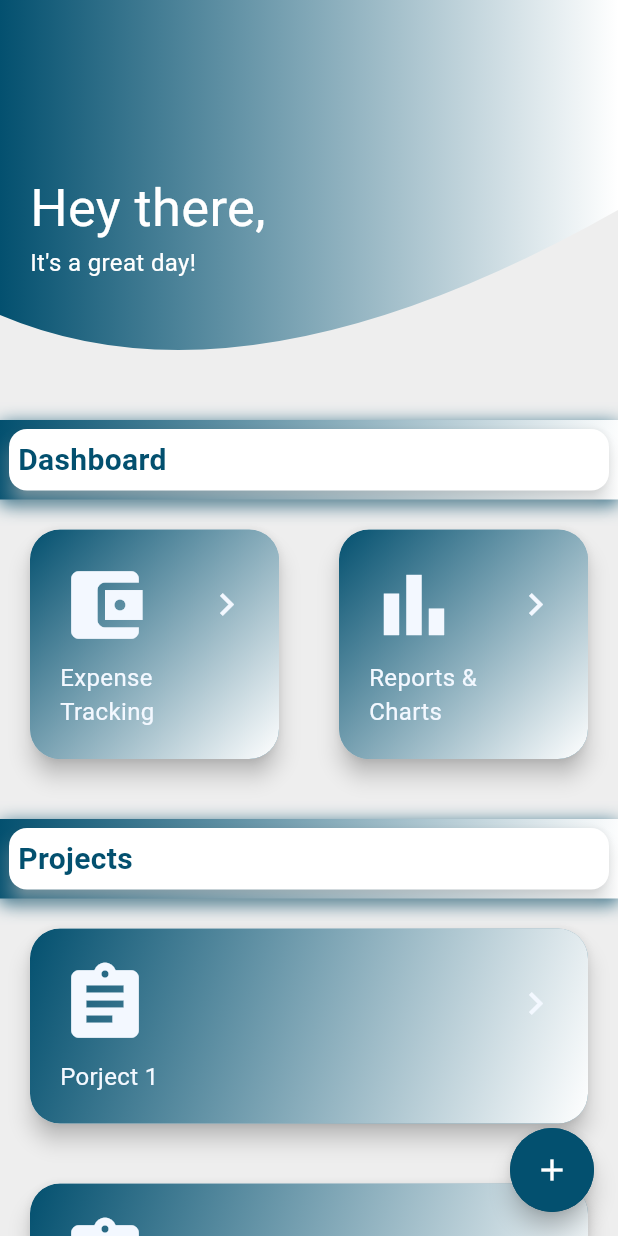
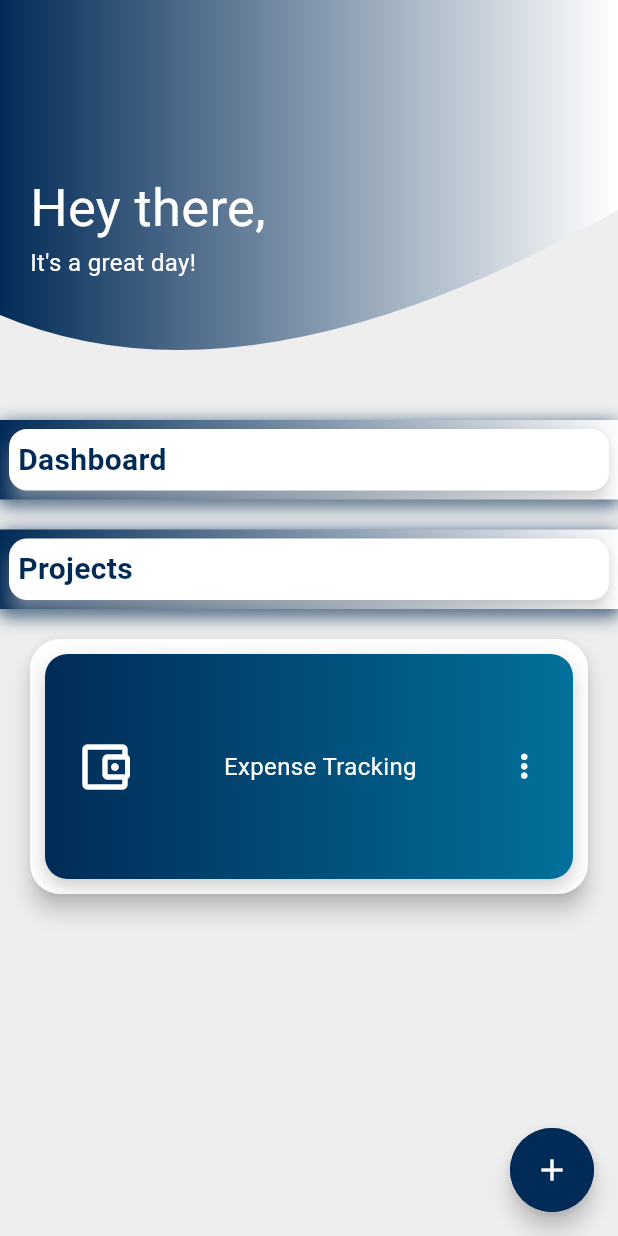
Before and after one commit to gaddie/project_manager, a Flutter app: the screen it shows after launch, on a phone screen of 412 x 824 dp. Run offline on Flutter 3.47's test engine with Material 3 defaults, Android fonts, the phone set to English and light mode, and no system bars; drawn by our look-alikes of delayed_display; our stand-ins replace fl_chart.

Commit message:
adding a horizontal scrolview on the homepage

```diff
--- a/lib/Constants.dart
+++ b/lib/Constants.dart
@@ -1,12 +1,12 @@
 import 'package:flutter/material.dart';
 
-const kDarkColor = Color(0xFF03506F);
+const kDarkColor = Color(0xFF012B57);
 const kLightColor = Color(0xFFFFFFFF);
 const double kNormalFontSize = 16.0;
 const double kTitleFontSize = 23.0;
 const kCardColor = Color(0xFFF3F8FF);
 const kBgLightColor = Color(0xFFEEEEEE);
-const kBottomAppColor = Color(0xFF9BA4B4);
+const kBottomAppColor = Color(0xFF01719B);
 const kGreenColor = Color(0xFF066163);
 const kRedColor = Color(0xFFF56D91);
 const kChartsTxtColor = Color(0xff7589a2);
--- a/lib/HomePage.dart
+++ b/lib/HomePage.dart
@@ -8,6 +8,7 @@ import 'package:project_manager/ExpenseTracking.dart';
 import 'package:project_manager/ReportsPage.dart';
 import 'package:delayed_display/delayed_display.dart';
 import 'package:project_manager/LandingPage.dart';
+import 'package:project_manager/ReusableContainer.dart';
 
 class Homepage extends StatefulWidget {
   const Homepage({Key? key}) : super(key: key);
@@ -34,78 +35,79 @@ class _HomepageState extends State<Homepage> {
                 TitleBanner(
                   title: "Dashboard",
                 ),
-                Row(
-                  children: [
-                    Expanded(
-                      child: DelayedDisplay(
-                        delay: Duration(milliseconds: 200),
-                        child: ReusableCard(
-                          label: 'Expense Tracking',
-                          icon: Icons.account_balance_wallet,
-                          colour: kDarkColor,
-                          iconColour: kCardColor,
-                          onButtonPressed: () {
-                            return ExpenseTracking(); // Replace with the actual page/widget you want to show
-                          },
-                        ),
-                      ),
-                    ),
-                    Expanded(
-                      child: DelayedDisplay(
-                        delay: Duration(milliseconds: 200),
-                        child: ReusableCard(
-                          label: 'Reports &\nCharts',
-                          icon: Icons.bar_chart,
-                          colour: kDarkColor,
-                          iconColour: kCardColor,
-                          onButtonPressed: () {
-                            return ReportsPage(); // Replace with the actual page/widget you want to show
-                          },
-                        ),
-                      ),
-                    ),
-                  ],
-                ),
+                // Row(
+                //   children: [
+                //     Expanded(
+                //       child: DelayedDisplay(
+                //         delay: Duration(milliseconds: 200),
+                //         child: ReusableCard(
+                //           label: 'Expense Tracking',
+                //           icon: Icons.account_balance_wallet,
+                //           colour: kDarkColor,
+                //           iconColour: kCardColor,
+                //           onButtonPressed: () {
+                //             return ExpenseTracking(); // Replace with the actual page/widget you want to show
+                //           },
+                //         ),
+                //       ),
+                //     ),
+                //     Expanded(
+                //       child: DelayedDisplay(
+                //         delay: Duration(milliseconds: 200),
+                //         child: ReusableCard(
+                //           label: 'Reports &\nCharts',
+                //           icon: Icons.bar_chart,
+                //           colour: kDarkColor,
+                //           iconColour: kCardColor,
+                //           onButtonPressed: () {
+                //             return ReportsPage(); // Replace with the actual page/widget you want to show
+                //           },
+                //         ),
+                //       ),
+                //     ),
+                //   ],
+                // ),
                 SizedBox(
                   height: 20,
                 ),
                 TitleBanner(title: 'Projects'),
-                DelayedDisplay(
-                  delay: Duration(milliseconds: 200),
-                  child: ReusableCard(
-                    label: 'Porject 1',
-                    icon: Icons.assignment,
-                    colour: kDarkColor,
-                    iconColour: kCardColor,
-                    onButtonPressed: () {
-                      return CreateProject(); // Replace with the actual page/widget you want to show
-                    },
-                  ),
-                ),
-                DelayedDisplay(
-                  delay: Duration(milliseconds: 200),
-                  child: ReusableCard(
-                    label: 'Porject 1',
-                    icon: Icons.assignment,
-                    colour: kDarkColor,
-                    iconColour: kCardColor,
-                    onButtonPressed: () {
-                      return LandingPage(); // Replace with the actual page/widget you want to show
-                    },
-                  ),
-                ),
-                DelayedDisplay(
-                  delay: Duration(milliseconds: 200),
-                  child: ReusableCard(
-                    label: 'Porject 1',
-                    icon: Icons.assignment,
-                    colour: kDarkColor,
-                    iconColour: kCardColor,
-                    onButtonPressed: () {
-                      return CreateProject(); // Replace with the actual page/widget you want to show
-                    },
-                  ),
-                ),
+                // DelayedDisplay(
+                //   delay: Duration(milliseconds: 200),
+                //   child: ReusableCard(
+                //     label: 'Porject 1',
+                //     icon: Icons.assignment,
+                //     onButtonPressed: () {
+                //       return CreateProject(); // Replace with the actual page/widget you want to show
+                //     },
+                //   ),
+                // ),
+                // DelayedDisplay(
+                //   delay: Duration(milliseconds: 200),
+                //   child: ReusableCard(
+                //     label: 'Porject 1',
+                //     icon: Icons.assignment,
+                //     onButtonPressed: () {
+                //       return LandingPage(); // Replace with the actual page/widget you want to show
+                //     },
+                //   ),
+                // ),
+                // DelayedDisplay(
+                //   delay: Duration(milliseconds: 200),
+                //   child: ReusableCard(
+                //     label: 'Porject 3',
+                //     icon: Icons.assignment,
+                //     onButtonPressed: () {
+                //       return CreateProject();
+                //     },
+                //   ),
+                // ),
+                ReusableContainer(
+                  label: 'Expense Tracking',
+                  icon: Icons.account_balance_wallet_outlined,
+                  onButtonPressed: () {
+                    return LandingPage();
+                  },
+                )
               ],
             ),
           ),
--- a/lib/InputField.dart
+++ b/lib/InputField.dart
@@ -8,7 +8,7 @@ class InputField extends StatelessWidget {
   @override
   Widget build(BuildContext context) {
     return Padding(
-      padding: EdgeInsets.symmetric(vertical: 10, horizontal: 20),
+      padding: EdgeInsets.symmetric(vertical: 5, horizontal: 20),
       child: Column(
         crossAxisAlignment: CrossAxisAlignment.start,
         children: [
--- a/lib/ReusableCard.dart
+++ b/lib/ReusableCard.dart
@@ -6,13 +6,9 @@ class ReusableCard extends StatelessWidget {
   ReusableCard({
     required this.label,
     required this.icon,
-    required this.colour,
-    required this.iconColour,
     required this.onButtonPressed,
   });
 
-  final Color colour;
-  final Color iconColour;
   final IconData icon;
   final String label;
   final Widget Function() onButtonPressed;
@@ -20,7 +16,7 @@ class ReusableCard extends StatelessWidget {
   @override
   Widget build(BuildContext context) {
     return Padding(
-      padding: EdgeInsets.all(20),
+      padding: EdgeInsets.only(left: 15, top: 20, bottom: 20),
       child: OpenContainer(
         closedColor: kLightColor,
         transitionType: ContainerTransitionType.fade,
@@ -39,16 +35,16 @@ class ReusableCard extends StatelessWidget {
             onTap: openContainer,
             child: Column(
               children: [
-                Container(
+                Expanded(
+                  child: Container(
                     decoration: BoxDecoration(
                       gradient: LinearGradient(
                         colors: [
                           kDarkColor,
-                        kLightColor,
-                      ],
-                      tileMode: TileMode.clamp,
-                      begin: Alignment.topLeft,
-                      end: Alignment.bottomRight,
+                          kBottomAppColor
+                        ], // Adjust colors as needed
+                        begin: Alignment.centerLeft,
+                        end: Alignment.centerRight,
                       ),
                       borderRadius: BorderRadius.circular(20),
                       boxShadow: [
@@ -61,35 +57,28 @@ class ReusableCard extends StatelessWidget {
                     ),
                     child: Padding(
                       padding: EdgeInsets.all(20),
-                    child: Column(
-                      crossAxisAlignment: CrossAxisAlignment.start,
-                      children: [
-                        Row(
+                      child: Row(
                         mainAxisAlignment: MainAxisAlignment.spaceBetween,
                         children: [
                           Icon(
                             icon,
-                              size: 60,
-                              color: kCardColor,
+                            color: kLightColor,
+                            size: 40.0,
+                          ),
+                          Text(
+                            label,
+                            style: TextStyle(
+                              color: kLightColor,
+                              fontSize: kNormalFontSize,
+                            ),
                           ),
                           Icon(
-                              Icons.navigate_next,
-                              size: 30,
-                              color: kCardColor,
+                            Icons.more_vert,
+                            color: kLightColor,
+                            size: 25.0,
                           ),
                         ],
                       ),
-                        Padding(
-                          padding: EdgeInsets.only(top: 7),
-                          child: Text(
-                            label,
-                            style: TextStyle(
-                              fontSize: kNormalFontSize,
-                              color: kCardColor,
-                            ),
-                          ),
-                        )
-                      ],
                     ),
                   ),
                 ),
--- a/lib/ReusableContainer.dart
+++ b/lib/ReusableContainer.dart
@@ -1,18 +1,15 @@
 import 'package:flutter/material.dart';
 import 'package:project_manager/Constants.dart';
 import 'package:animations/animations.dart';
+import 'dart:ui';
 
-class ReusableCard extends StatelessWidget {
-  ReusableCard({
+class ReusableContainer extends StatelessWidget {
+  ReusableContainer({
     required this.label,
     required this.icon,
-    required this.colour,
-    required this.iconColour,
     required this.onButtonPressed,
   });
 
-  final Color colour;
-  final Color iconColour;
   final IconData icon;
   final String label;
   final Widget Function() onButtonPressed;
@@ -38,49 +35,52 @@ class ReusableCard extends StatelessWidget {
           return InkWell(
             onTap: openContainer,
             child: Column(
+              crossAxisAlignment: CrossAxisAlignment.stretch,
               children: [
                 Container(
+                  width: 80.0,
+                  height: 150.0,
+                  margin: EdgeInsets.all(10.0),
                   decoration: BoxDecoration(
-                    color: colour,
-                    borderRadius: BorderRadius.circular(20),
+                    gradient: LinearGradient(
+                      colors: [
+                        kDarkColor,
+                        kBottomAppColor
+                      ], // Adjust colors as needed
+                      begin: Alignment.centerLeft,
+                      end: Alignment.centerRight,
+                    ),
                     boxShadow: [
                       BoxShadow(
-                        color: kDarkColor,
+                        color: Colors.black.withOpacity(0.2),
                         blurRadius: 10.0,
-                        offset: Offset(0, 1),
+                        offset: Offset(0.0, 5.0),
                       ),
                     ],
+                    borderRadius: BorderRadius.circular(15.0),
                   ),
                   child: Padding(
-                    padding: EdgeInsets.all(20),
-                    child: Column(
-                      crossAxisAlignment: CrossAxisAlignment.start,
+                    padding: EdgeInsets.symmetric(horizontal: 20),
+                    child: Row(
+                      mainAxisAlignment: MainAxisAlignment.spaceBetween,
                       children: [
-                        Row(
-                          mainAxisAlignment: MainAxisAlignment.spaceBetween,
-                          children: [
-                            Icon(
-                              icon,
-                              size: 60,
-                              color: kCardColor,
-                            ),
-                            Icon(
-                              Icons.navigate_next,
-                              size: 30,
-                              color: kCardColor,
-                            ),
-                          ],
+                        Icon(
+                          icon,
+                          color: kLightColor,
+                          size: 40.0,
                         ),
-                        Padding(
-                          padding: EdgeInsets.only(top: 7),
-                          child: Text(
-                            label,
-                            style: TextStyle(
-                              fontSize: kNormalFontSize,
-                              color: kCardColor,
-                            ),
+                        Text(
+                          label,
+                          style: TextStyle(
+                            color: Colors.white,
+                            fontSize: kNormalFontSize,
                           ),
-                        )
+                        ),
+                        Icon(
+                          Icons.more_vert,
+                          color: kLightColor,
+                          size: 25.0,
+                        ),
                       ],
                     ),
                   ),
--- a/lib/TextField.dart
+++ b/lib/TextField.dart
@@ -5,7 +5,7 @@ class ProjectForm extends StatelessWidget {
   @override
   Widget build(BuildContext context) {
     return Padding(
-      padding: EdgeInsets.symmetric(vertical: 10, horizontal: 20),
+      padding: EdgeInsets.symmetric(vertical: 5, horizontal: 20),
       child: Column(
         crossAxisAlignment: CrossAxisAlignment.start,
         children: [
@@ -18,7 +18,7 @@ class ProjectForm extends StatelessWidget {
           ),
           SizedBox(height: 8.0),
           TextField(
-            maxLines: 8, // Set the number of lines you want for the description
+            maxLines: 5, // Set the number of lines you want for the description
             decoration: InputDecoration(
               contentPadding:
                   EdgeInsets.symmetric(vertical: 14.0, horizontal: 16.0),
```
Also changed, not shown: lib/LandingPage.dart (+51 -33 lines), 21 other files. Lines whose indentation alone changed are shown as unchanged.
